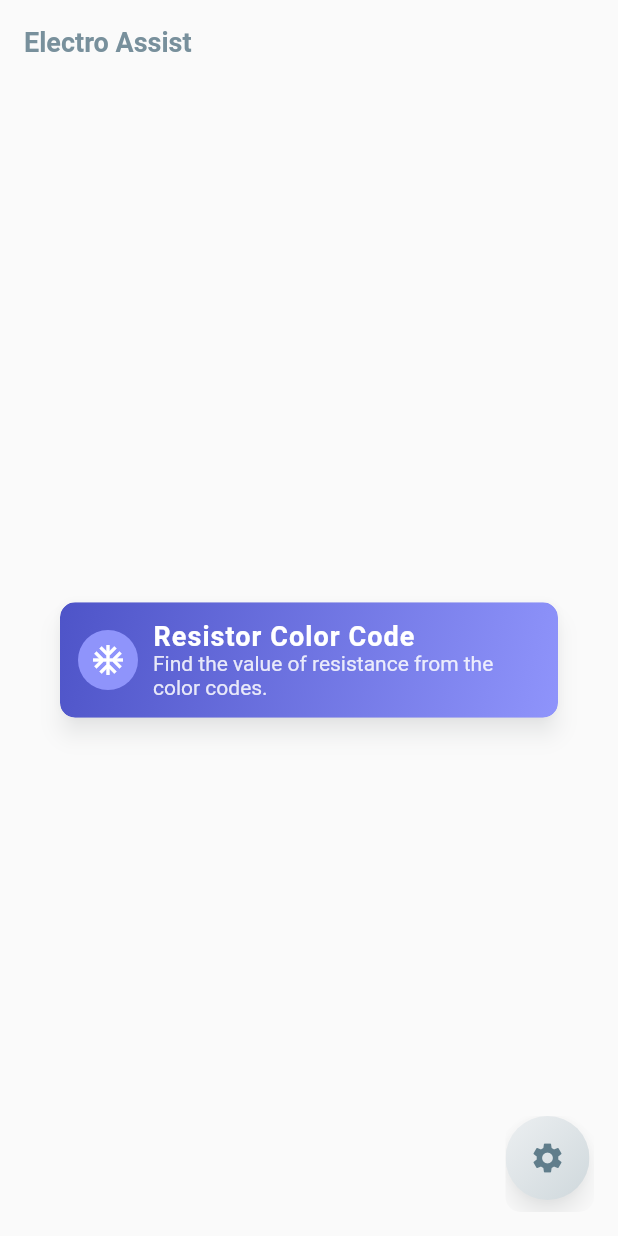
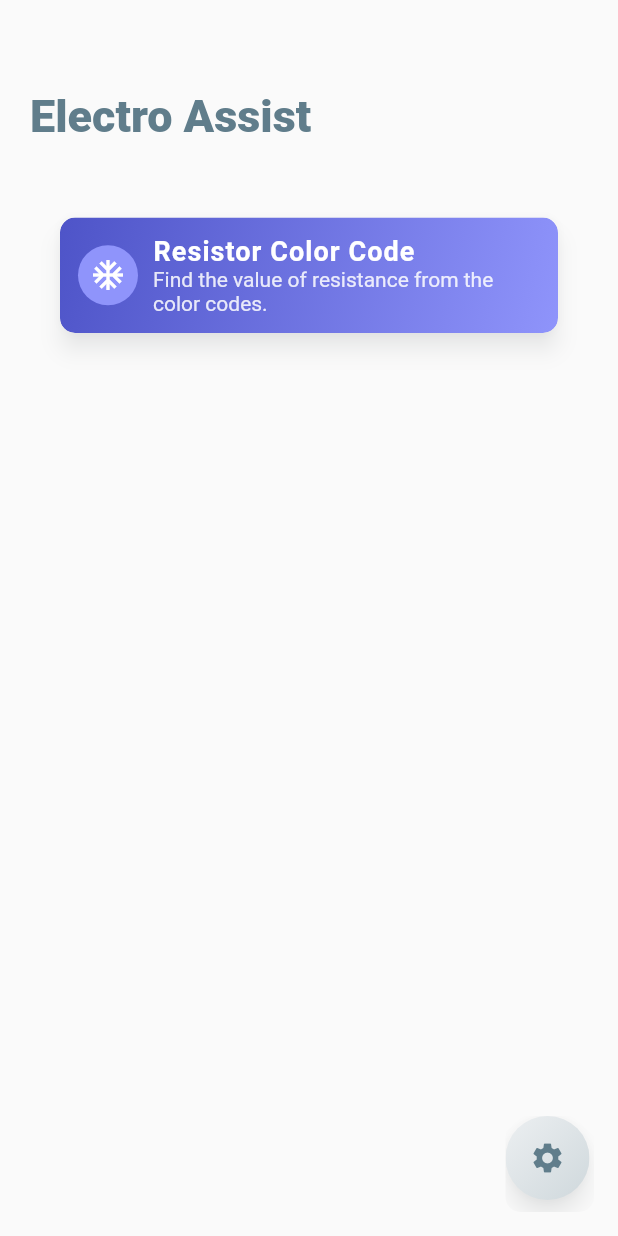
Before and after one commit to aswinmurali-io/electroassist, a Flutter app: the screen it shows after launch, on a phone screen of 412 x 824 dp. Run offline on Flutter 3.47's test engine with Material 2 defaults, Android fonts, the phone set to English and light mode, and no system bars; drawn by our look-alikes of bouncing_widget; missing offline and left inert: flutter_animator.

Commit message:
adds new updated app bar in dashboard

```diff
--- a/lib/routes/dashboard.dart
+++ b/lib/routes/dashboard.dart
@@ -17,13 +17,22 @@ class _DashboardState extends State<Dashboard> {
   @override
   build(context) {
     return Scaffold(
-      appBar: AppBar(
-        title: Text(ElectroAssist.appName),
+      body: Column(
+        children: [
+          Align(
+            alignment: Alignment.centerLeft,
+            child: Padding(
+              padding: const EdgeInsets.fromLTRB(20, 60, 0, 10),
+              child: Text(
+                ElectroAssist.appName,
+                style: TextStyle(
+                  fontWeight: FontWeight.w900,
+                  color: Colors.blueGrey,
+                  fontSize: 30,
                 ),
-      body: Center(
-        child: Column(
-          mainAxisAlignment: MainAxisAlignment.center,
-          children: [
+              ),
+            ),
+          ),
           for (final module in Module.allModules)
             Padding(
               padding: const EdgeInsets.all(40.0),
@@ -33,7 +42,6 @@ class _DashboardState extends State<Dashboard> {
               ),
             ),
         ],
-        ),
       ),
       floatingActionButton: OpenContainer(
         closedElevation: 0,
```
Lines whose indentation alone changed are shown as unchanged.
